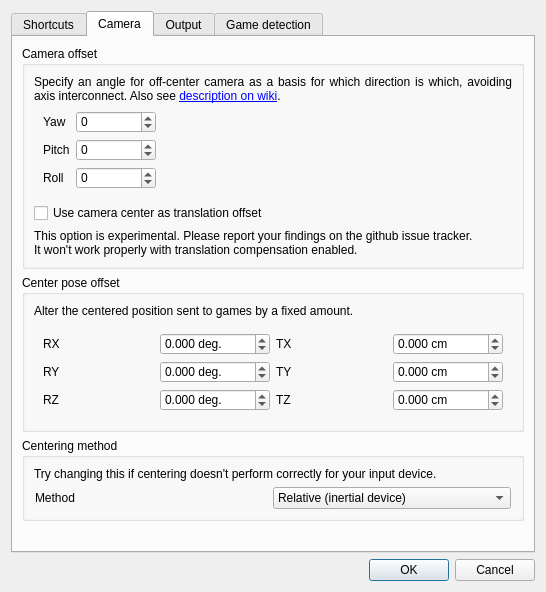
Before: the Qt Designer form gui/options-dialog.ui in opentrack/opentrack, drawn with Qt 5.
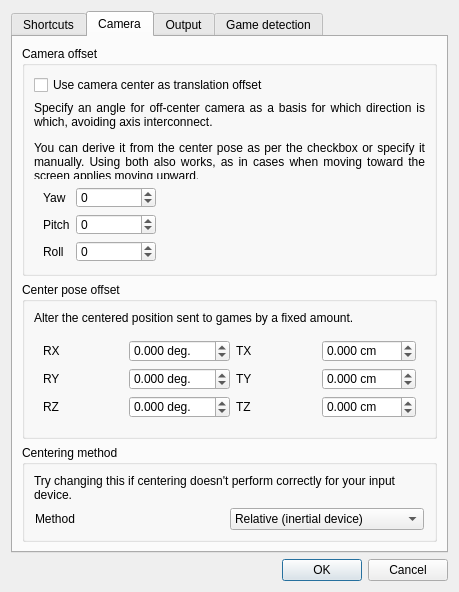
After: the same form once the commit is applied. The open tabs and pages were chosen to show the change. Icons and pictures are not drawn. Custom widgets are drawn as their Qt base class.

Commit message:
logic/tracker: apply auto-offset reltrans rotations in right order
Remove warning on using reltrans with auto-offset.

Discussed-with: @Len62
Issue: #473

Patch:
```diff
--- a/gui/options-dialog.ui
+++ b/gui/options-dialog.ui
@@ -6,8 +6,8 @@
    <rect>
     <x>0</x>
     <y>0</y>
-    <width>546</width>
-    <height>588</height>
+    <width>459</width>
+    <height>590</height>
    </rect>
   </property>
   <property name="windowTitle">
@@ -376,47 +376,35 @@
           <string>Camera offset</string>
          </property>
          <layout class="QGridLayout" name="gridLayout_6">
-          <item row="2" column="0">
-           <widget class="QLabel" name="label_17">
-            <property name="text">
-             <string>&lt;html&gt;&lt;head/&gt;&lt;body&gt;&lt;p&gt;Specify an angle for off-center camera as a basis for which direction is which, avoiding axis interconnect. Also see &lt;a href=&quot;https://github.com/opentrack/opentrack/wiki/choosing-camera-offset&quot;&gt;&lt;span style=&quot; text-decoration: underline; color:#0000ff;&quot;&gt;description on wiki&lt;/span&gt;&lt;/a&gt;.&lt;/p&gt;&lt;/body&gt;&lt;/html&gt;</string>
-            </property>
-            <property name="alignment">
-             <set>Qt::AlignJustify|Qt::AlignVCenter</set>
-            </property>
-            <property name="wordWrap">
-             <bool>true</bool>
-            </property>
-            <property name="margin">
-             <number>2</number>
-            </property>
-            <property name="openExternalLinks">
-             <bool>true</bool>
-            </property>
-           </widget>
-          </item>
-          <item row="5" column="0">
+          <item row="4" column="0">
            <widget class="QCheckBox" name="use_center_as_translation_camera_offset">
             <property name="text">
              <string>Use camera center as translation offset</string>
             </property>
            </widget>
           </item>
-          <item row="6" column="0">
-           <widget class="QLabel" name="label_29">
+          <item row="5" column="0">
+           <widget class="QLabel" name="label_17">
             <property name="text">
-             <string>This option is experimental. Please report your findings on the github issue tracker.
-It won't work properly with translation compensation enabled.</string>
+             <string>&lt;html&gt;&lt;head/&gt;&lt;body&gt;&lt;p&gt;Specify an angle for off-center camera as a basis for which direction is which, avoiding axis interconnect.&lt;/p&gt;
+
+&lt;p&gt;You can derive it from the center pose as per the checkbox or specify it manually. Using both also works, as in cases when moving toward the screen applies moving upward.&lt;/p&gt;&lt;/body&gt;&lt;/html&gt;</string>
             </property>
             <property name="alignment">
-             <set>Qt::AlignLeading|Qt::AlignLeft|Qt::AlignTop</set>
+             <set>Qt::AlignJustify|Qt::AlignVCenter</set>
             </property>
             <property name="wordWrap">
              <bool>true</bool>
             </property>
+            <property name="margin">
+             <number>2</number>
+            </property>
+            <property name="openExternalLinks">
+             <bool>true</bool>
+            </property>
            </widget>
           </item>
-          <item row="3" column="0" alignment="Qt::AlignLeft">
+          <item row="6" column="0" alignment="Qt::AlignLeft">
            <widget class="QGroupBox" name="groupBox_3">
             <property name="styleSheet">
              <string notr="true">QGroupBox
```
Left out of the diff: 22 changed lines with no effect on the pictures. The commit also changes 1 other file.
